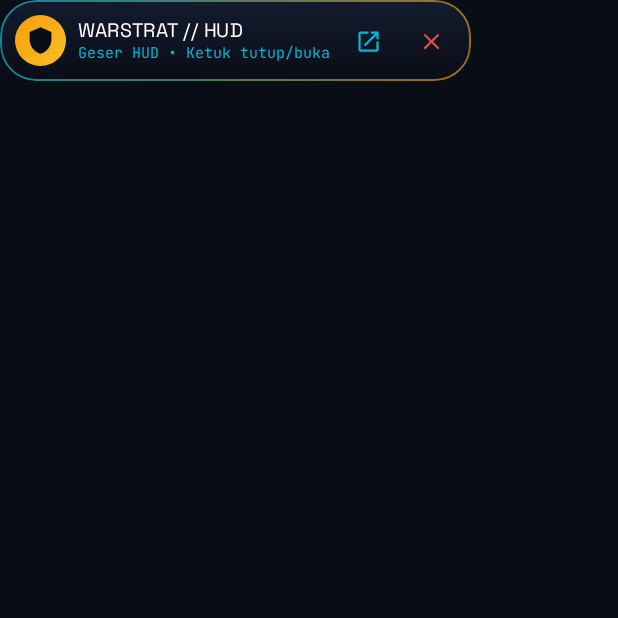
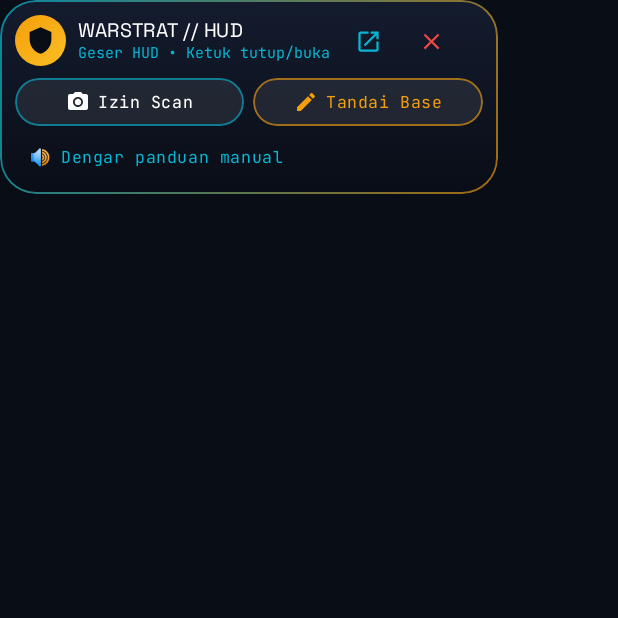
Before and after one commit to zayns666/COC-War-Assistant, an Android app built with Jetpack Compose: the composable FloatingHudController shown on its own in the app's theme, after a tap on "Toggle WarStrat HUD", on a phone screen of 412 x 824 dp, the top half of it. Run offline under Robolectric (Android 15) with nearby library versions, the phone set to English and light mode, and no system bars.

Commit message:
V1.2 HUD Mini and Voice Commander

```diff
--- a/app/src/main/java/com/example/MainActivity.kt
+++ b/app/src/main/java/com/example/MainActivity.kt
@@ -97,7 +97,6 @@ class MainActivity : ComponentActivity() {
     override fun onCreate(savedInstanceState: Bundle?) {
         super.onCreate(savedInstanceState)
 
-        // STEP 1: Mandatory App Check configuration before UI or ViewModels
 
         enableEdgeToEdge()
         setContent {
--- a/app/src/main/java/com/example/overlay/FloatingOverlayService.kt
+++ b/app/src/main/java/com/example/overlay/FloatingOverlayService.kt
@@ -90,6 +90,7 @@ import androidx.lifecycle.setViewTreeViewModelStoreOwner
 import androidx.savedstate.setViewTreeSavedStateRegistryOwner
 import com.example.MainActivity
 import com.example.R
+import com.example.voice.VoiceCommander
 import com.example.ai.BaseAnalysisRepository
 import com.example.model.AnalysisUiState
 import com.example.model.MarkerType
@@ -159,6 +160,7 @@ class FloatingOverlayService : Service() {
 
     private val serviceScope = CoroutineScope(SupervisorJob() + Dispatchers.Main.immediate)
     private val aiRepository = BaseAnalysisRepository()
+    private val voiceCommander by lazy { VoiceCommander(applicationContext) }
     private val mainHandler = Handler(Looper.getMainLooper())
 
     private lateinit var windowManager: WindowManager
@@ -444,6 +446,7 @@ class FloatingOverlayService : Service() {
                             runCatching { windowManager.updateViewLayout(this, ctrlParams) }
                         },
                         onScanScreen = { captureAndAnalyzeScreen() },
+                        onVoiceHint = { voiceCommander.speak("Mode panduan manual aktif. Periksa Town Hall, Clan Castle, pertahanan udara dan jalur masuk. Tandai target sebelum menyerang.") },
                         onOpenApp = {
                             val launch = Intent(this@FloatingOverlayService, MainActivity::class.java).apply {
                                 addFlags(Intent.FLAG_ACTIVITY_NEW_TASK or Intent.FLAG_ACTIVITY_SINGLE_TOP)
@@ -564,6 +567,8 @@ class FloatingOverlayService : Service() {
     }
 
     override fun onDestroy() {
+        if (::windowManager.isInitialized) { /* HUD teardown continues below */ }
+        voiceCommander.shutdown()
         TacticalStateHolder.setOverlayRunning(false)
         TacticalStateHolder.setHasMediaProjection(false)
         canvasOverlayView?.let { runCatching { windowManager.removeView(it) } }
@@ -683,10 +688,11 @@ private fun OverlayTacticalCanvasLayer() {
 private fun FloatingHudController(
     onDrag: (Float, Float) -> Unit,
     onScanScreen: () -> Unit,
+    onVoiceHint: () -> Unit,
     onOpenApp: () -> Unit,
     onCloseOverlay: () -> Unit
 ) {
-    var expanded by remember { mutableStateOf(true) }
+    var expanded by remember { mutableStateOf(false) }
     val analysisState by TacticalStateHolder.analysisState.collectAsStateWithLifecycle()
     val activeStepIndex by TacticalStateHolder.activeStepIndex.collectAsStateWithLifecycle()
     val isSimulating by TacticalStateHolder.isSimulating.collectAsStateWithLifecycle()
@@ -877,6 +883,17 @@ private fun FloatingHudController(
                         }
                     }
 
+                    Spacer(Modifier.height(6.dp))
+                    Text(
+                        text = "🔊 Dengar panduan manual",
+                        color = CyberCyan,
+                        style = MaterialTheme.typography.labelMedium,
+                        modifier = Modifier
+                            .clip(CircleShape)
+                            .clickable(onClick = onVoiceHint)
+                            .padding(horizontal = 10.dp, vertical = 7.dp)
+                    )
+
                     // Floating Pill Marker Tools
                     if (isDrawingMode) {
                         Spacer(Modifier.height(6.dp))
```
Also changed, not shown: 1 other file.
